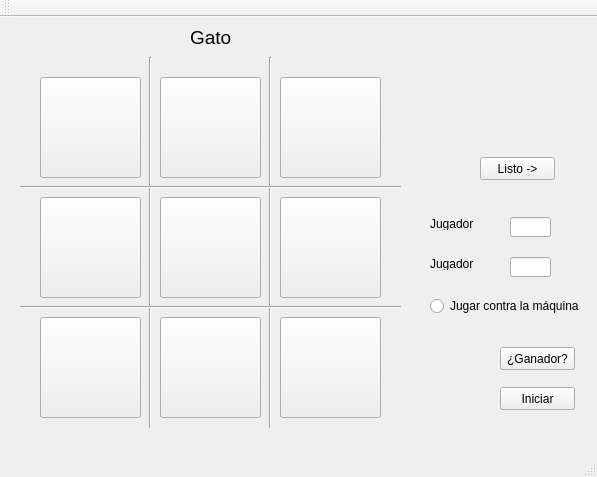
javith20/Gato, file mainwindow.ui: the form before one commit.
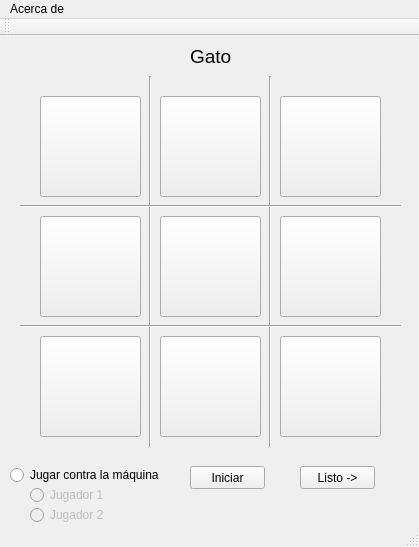
The form after the commit.

Commit message: Avance de interfaz

```diff
--- a/mainwindow.ui
+++ b/mainwindow.ui
@@ -6,8 +6,8 @@
    <rect>
     <x>0</x>
     <y>0</y>
-    <width>597</width>
-    <height>477</height>
+    <width>419</width>
+    <height>547</height>
    </rect>
   </property>
   <property name="windowTitle">
@@ -295,8 +295,8 @@
    <widget class="QPushButton" name="iniciarButton">
     <property name="geometry">
      <rect>
-      <x>500</x>
-      <y>370</y>
+      <x>190</x>
+      <y>430</y>
       <width>75</width>
       <height>23</height>
      </rect>
@@ -305,70 +305,11 @@
      <string>Iniciar</string>
     </property>
    </widget>
-   <widget class="QPushButton" name="pushButton">
-    <property name="geometry">
-     <rect>
-      <x>500</x>
-      <y>330</y>
-      <width>75</width>
-      <height>23</height>
-     </rect>
-    </property>
-    <property name="text">
-     <string>¿Ganador?</string>
-    </property>
-   </widget>
-   <widget class="QLineEdit" name="lineEdit">
-    <property name="geometry">
-     <rect>
-      <x>510</x>
-      <y>240</y>
-      <width>41</width>
-      <height>20</height>
-     </rect>
-    </property>
-   </widget>
-   <widget class="QLineEdit" name="lineEdit_2">
-    <property name="geometry">
-     <rect>
-      <x>510</x>
-      <y>200</y>
-      <width>41</width>
-      <height>20</height>
-     </rect>
-    </property>
-   </widget>
-   <widget class="QLabel" name="label_2">
-    <property name="geometry">
-     <rect>
-      <x>430</x>
-      <y>200</y>
-      <width>47</width>
-      <height>13</height>
-     </rect>
-    </property>
-    <property name="text">
-     <string>Jugador 1</string>
-    </property>
-   </widget>
-   <widget class="QLabel" name="label_3">
-    <property name="geometry">
-     <rect>
-      <x>430</x>
-      <y>240</y>
-      <width>47</width>
-      <height>13</height>
-     </rect>
-    </property>
-    <property name="text">
-     <string>Jugador 2</string>
-    </property>
-   </widget>
    <widget class="QRadioButton" name="radioButton">
     <property name="geometry">
      <rect>
-      <x>430</x>
-      <y>280</y>
+      <x>10</x>
+      <y>430</y>
       <width>151</width>
       <height>18</height>
      </rect>
@@ -380,8 +321,8 @@
    <widget class="QPushButton" name="pushButton_2">
     <property name="geometry">
      <rect>
-      <x>480</x>
-      <y>140</y>
+      <x>300</x>
+      <y>430</y>
       <width>75</width>
       <height>23</height>
      </rect>
@@ -390,16 +331,54 @@
      <string>Listo -&gt;</string>
     </property>
    </widget>
+   <widget class="QRadioButton" name="radioButton_2">
+    <property name="enabled">
+     <bool>false</bool>
+    </property>
+    <property name="geometry">
+     <rect>
+      <x>30</x>
+      <y>450</y>
+      <width>131</width>
+      <height>18</height>
+     </rect>
+    </property>
+    <property name="text">
+     <string>Jugador 1</string>
+    </property>
+   </widget>
+   <widget class="QRadioButton" name="radioButton_3">
+    <property name="enabled">
+     <bool>false</bool>
+    </property>
+    <property name="geometry">
+     <rect>
+      <x>30</x>
+      <y>470</y>
+      <width>82</width>
+      <height>18</height>
+     </rect>
+    </property>
+    <property name="text">
+     <string>Jugador 2</string>
+    </property>
+   </widget>
   </widget>
   <widget class="QMenuBar" name="menuBar">
    <property name="geometry">
     <rect>
      <x>0</x>
      <y>0</y>
-     <width>597</width>
+     <width>419</width>
      <height>18</height>
     </rect>
    </property>
+   <widget class="QMenu" name="menuGato">
+    <property name="title">
+     <string>Acerca de</string>
+    </property>
+   </widget>
+   <addaction name="menuGato"/>
   </widget>
   <widget class="QToolBar" name="mainToolBar">
    <attribute name="toolBarArea">
```
The commit also changes 4 other files.
